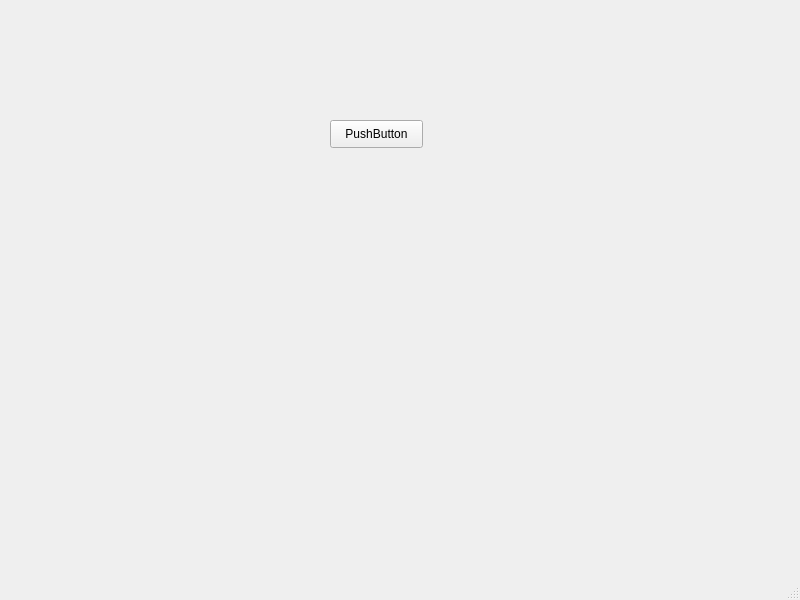
Above: task4/Task4/mainwindow.ui from 123abc1920/ci before the change. Below: the same form after it.
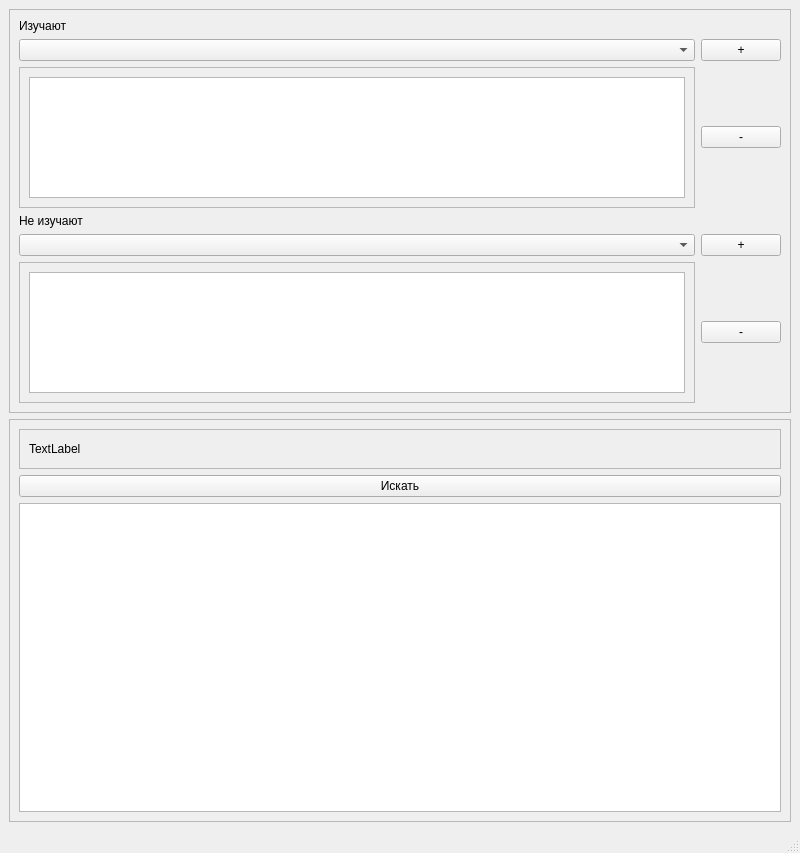
That is the form after the change.

What changed in the file:
```diff
--- a/task4/Task4/mainwindow.ui
+++ b/task4/Task4/mainwindow.ui
@@ -7,26 +7,195 @@
     <x>0</x>
     <y>0</y>
     <width>800</width>
-    <height>600</height>
+    <height>853</height>
    </rect>
   </property>
   <property name="windowTitle">
    <string>MainWindow</string>
   </property>
   <widget class="QWidget" name="centralwidget">
-   <widget class="QPushButton" name="testButton">
-    <property name="geometry">
-     <rect>
-      <x>330</x>
-      <y>120</y>
-      <width>93</width>
-      <height>28</height>
-     </rect>
-    </property>
-    <property name="text">
-     <string>PushButton</string>
-    </property>
-   </widget>
+   <layout class="QVBoxLayout" name="verticalLayout">
+    <item>
+     <widget class="QScrollArea" name="scrollArea">
+      <property name="widgetResizable">
+       <bool>true</bool>
+      </property>
+      <widget class="QWidget" name="scrollAreaWidgetContents">
+       <property name="geometry">
+        <rect>
+         <x>0</x>
+         <y>0</y>
+         <width>776</width>
+         <height>385</height>
+        </rect>
+       </property>
+       <layout class="QVBoxLayout" name="verticalLayout_2">
+        <item>
+         <layout class="QGridLayout" name="gridLayout">
+          <item row="1" column="0">
+           <widget class="QComboBox" name="includeComboBox"/>
+          </item>
+          <item row="0" column="0">
+           <widget class="QLabel" name="label">
+            <property name="text">
+             <string>Изучают</string>
+            </property>
+           </widget>
+          </item>
+          <item row="1" column="1">
+           <widget class="QPushButton" name="addIncludeSubjectBtn">
+            <property name="text">
+             <string>+</string>
+            </property>
+           </widget>
+          </item>
+          <item row="2" column="1">
+           <widget class="QPushButton" name="removeIncludeSubjectBtn">
+            <property name="text">
+             <string>-</string>
+            </property>
+           </widget>
+          </item>
+          <item row="2" column="0">
+           <widget class="QScrollArea" name="scrollArea_3">
+            <property name="widgetResizable">
+             <bool>true</bool>
+            </property>
+            <widget class="QWidget" name="scrollAreaWidgetContents_3">
+             <property name="geometry">
+              <rect>
+               <x>0</x>
+               <y>0</y>
+               <width>650</width>
+               <height>116</height>
+              </rect>
+             </property>
+             <layout class="QHBoxLayout" name="horizontalLayout">
+              <item>
+               <widget class="QListView" name="includeSubjectList"/>
+              </item>
+             </layout>
+            </widget>
+           </widget>
+          </item>
+         </layout>
+        </item>
+        <item>
+         <layout class="QGridLayout" name="gridLayout_2">
+          <item row="1" column="1">
+           <widget class="QPushButton" name="addExcludeSubjectBtn">
+            <property name="text">
+             <string>+</string>
+            </property>
+           </widget>
+          </item>
+          <item row="1" column="0">
+           <widget class="QComboBox" name="excludeComboBox"/>
+          </item>
+          <item row="0" column="0">
+           <widget class="QLabel" name="label_2">
+            <property name="text">
+             <string>Не изучают</string>
+            </property>
+           </widget>
+          </item>
+          <item row="2" column="1">
+           <widget class="QPushButton" name="removeExcludeSubjectBtn">
+            <property name="text">
+             <string>-</string>
+            </property>
+           </widget>
+          </item>
+          <item row="2" column="0">
+           <widget class="QScrollArea" name="scrollArea_4">
+            <property name="widgetResizable">
+             <bool>true</bool>
+            </property>
+            <widget class="QWidget" name="scrollAreaWidgetContents_4">
+             <property name="geometry">
+              <rect>
+               <x>0</x>
+               <y>0</y>
+               <width>650</width>
+               <height>116</height>
+              </rect>
+             </property>
+             <layout class="QHBoxLayout" name="horizontalLayout_2">
+              <item>
+               <widget class="QListView" name="excludeSubjectList"/>
+              </item>
+             </layout>
+            </widget>
+           </widget>
+          </item>
+         </layout>
+        </item>
+       </layout>
+      </widget>
+     </widget>
+    </item>
+    <item>
+     <widget class="QScrollArea" name="scrollArea_2">
+      <property name="widgetResizable">
+       <bool>true</bool>
+      </property>
+      <widget class="QWidget" name="scrollAreaWidgetContents_2">
+       <property name="geometry">
+        <rect>
+         <x>0</x>
+         <y>0</y>
+         <width>776</width>
+         <height>384</height>
+        </rect>
+       </property>
+       <layout class="QVBoxLayout" name="verticalLayout_3">
+        <item>
+         <widget class="QScrollArea" name="scrollArea_5">
+          <property name="maximumSize">
+           <size>
+            <width>16777215</width>
+            <height>40</height>
+           </size>
+          </property>
+          <property name="widgetResizable">
+           <bool>true</bool>
+          </property>
+          <widget class="QWidget" name="scrollAreaWidgetContents_5">
+           <property name="geometry">
+            <rect>
+             <x>0</x>
+             <y>0</y>
+             <width>752</width>
+             <height>38</height>
+            </rect>
+           </property>
+           <layout class="QHBoxLayout" name="horizontalLayout_3">
+            <item>
+             <widget class="QLabel" name="searchQuery">
+              <property name="text">
+               <string>TextLabel</string>
+              </property>
+             </widget>
+            </item>
+           </layout>
+          </widget>
+         </widget>
+        </item>
+        <item>
+         <widget class="QPushButton" name="searchBtn">
+          <property name="text">
+           <string>Искать</string>
+          </property>
+         </widget>
+        </item>
+        <item>
+         <widget class="QListView" name="searchResultList"/>
+        </item>
+       </layout>
+      </widget>
+     </widget>
+    </item>
+   </layout>
   </widget>
   <widget class="QMenuBar" name="menubar">
    <property name="geometry">
```
